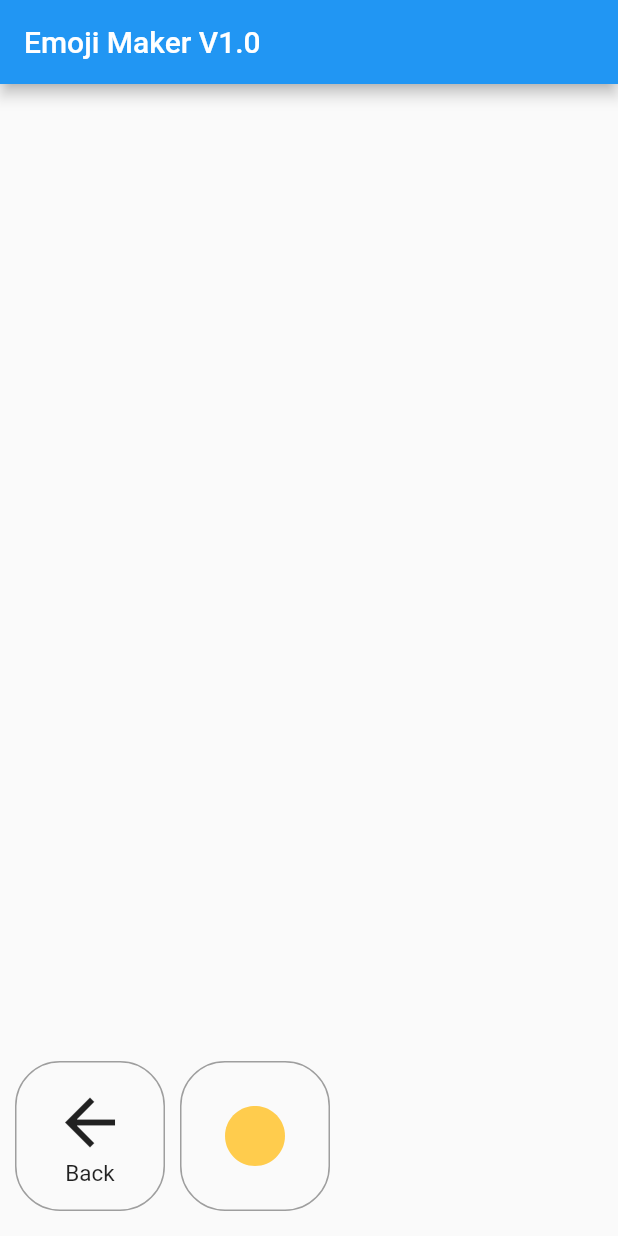
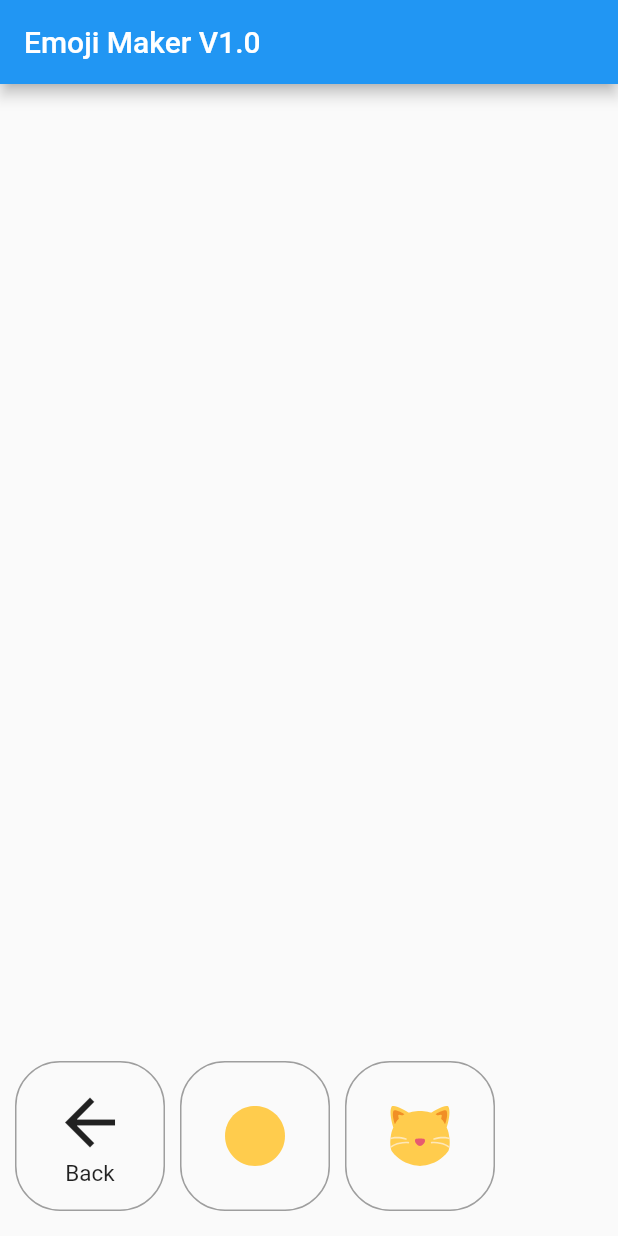
Before and after one commit to zackattack73/Flutter-Emoji-Maker, a Flutter app: the screen it shows after launch, after a tap on "Base", on a phone screen of 412 x 824 dp. Run offline on Flutter 3.47's test engine with Material 2 defaults, Android fonts, the phone set to English and light mode, and no system bars; our stand-ins replace flutter_svg.

```diff
--- a/lib/emoji.dart
+++ b/lib/emoji.dart
@@ -1,14 +1,10 @@
 import 'package:flutter/material.dart';
 
 class Emoji {
-  int ID; //ID Unique de l'image
   int type; //Type de l'emoji : 0 pour Base , 1 pour eyes, 2 pour mouth et 3 pour details
   String rawSVG; //SVG de l'Emoji
   int isFront; //SVG de l'Emoji
 
-  getID() {
-    return ID;
-  }
 
   getType() {
     return type;
@@ -22,5 +18,5 @@ class Emoji {
     return isFront;
   }
 
-  Emoji(this.ID, this.type, this.rawSVG, this.isFront);
+  Emoji(this.type, this.rawSVG, this.isFront);
 }
--- /dev/null
+++ b/lib/emojiDB.dart
@@ -0,0 +1,56 @@
+import 'package:flutter/material.dart';
+import 'package:flutter_svg/flutter_svg.dart';
+import 'package:emoji_maker/emoji.dart';
+
+List<Emoji> getData() {
+  List<Emoji> listEmoji = [];
+  // listEmoji.add(new Emoji(0, '''COPYME''',0));
+  // Type / RawSVG / Front (non utilisé)
+  // Type = Base / Eyes / Mouth / Details
+
+  //___________________________________________________BASE___________________________________________________________
+  // listEmoji.add(new Emoji(0, '''COPYME''',0));
+  listEmoji.add(new Emoji(0,
+      '''<path id="svg_1" d="m36,18c0,9.941 -8.059,18 -18,18s-18,-8.059 -18,-18s8.059,-18 18,-18s18,8.059 18,18" fill="#FFCC4D"/>''',
+      0));
+  listEmoji.add(new Emoji(0,
+      '''  <path id="svg_1" d="m35.734,19.929c-0.359,-3.269 -0.734,-4.929 -1.734,-6.929c0,0 3,-9 1,-12.7c-0.674,-1.246 -7.404,1.688 -10,3.7c0,0 -4,-0.998 -7,-0.998s-7,0.998 -7,0.998c-2.596,-2.012 -9.326,-4.946 -10,-3.7c-2,3.7 1,12.7 1,12.7c-1,2 -1.375,3.66 -1.734,6.929c-0.395,3.584 0.391,6.441 0.734,7.071c0.39,0.716 2.367,3.025 5,5c4,3 10,4 12,4s8,-1 12,-4c2.633,-1.975 4.61,-4.284 5,-5c0.343,-0.63 1.129,-3.487 0.734,-7.071z" fill="#FFCC4D"/>
+  <path id="svg_2" d="m18,19.5c3,0 3,0.5 3,1.5s-1.5,3 -3,3s-3,-2 -3,-3s-0.001,-1.5 3,-1.5z" fill="#E75A70"/>
+  <path id="svg_3" d="m2,3c0.447,-1.342 5.64,1 6.64,2c0,0 -4.64,3 -5.64,6c0,0 -2,-5 -1,-8zm32,0c-0.447,-1.342 -5.64,1 -6.64,2c0,0 4.64,3 5.64,6c0,0 2,-5 1,-8z" fill="#F18F26"/>
+  <path id="svg_4" d="m4.934,5.603c0,-1.414 6.066,1.397 5.066,2.397s-2,1.603 -3,2.603s-2.066,-4 -2.066,-5zm26.132,0c0,-1.414 -6.066,1.397 -5.066,2.397s2,1.603 3,2.603s2.066,-4 2.066,-5z" fill="#FFCC4D"/>
+  <path id="svg_5" d="m0.701,25c-0.148,0 -0.294,-0.065 -0.393,-0.19c-0.171,-0.217 -0.134,-0.531 0.083,-0.702c0.162,-0.127 4.02,-3.12 10.648,-2.605c0.275,0.02 0.481,0.261 0.46,0.536c-0.021,0.275 -0.257,0.501 -0.537,0.46c-6.233,-0.474 -9.915,2.366 -9.951,2.395c-0.093,0.071 -0.202,0.106 -0.31,0.106zm8.868,-4.663c-0.049,0 -0.1,-0.007 -0.149,-0.022c-4.79,-1.497 -8.737,-0.347 -8.777,-0.336c-0.265,0.081 -0.543,-0.07 -0.623,-0.335c-0.079,-0.265 0.071,-0.543 0.335,-0.622c0.173,-0.052 4.286,-1.247 9.362,0.338c0.264,0.083 0.411,0.363 0.328,0.627c-0.066,0.213 -0.263,0.35 -0.476,0.35zm25.73,4.663c0.148,0 0.294,-0.065 0.393,-0.19c0.171,-0.217 0.134,-0.531 -0.083,-0.702c-0.162,-0.127 -4.02,-3.12 -10.648,-2.605c-0.275,0.02 -0.481,0.261 -0.46,0.536c0.021,0.275 0.257,0.501 0.537,0.46c6.233,-0.474 9.915,2.366 9.951,2.395c0.093,0.071 0.202,0.106 0.31,0.106zm-8.868,-4.663c0.049,0 0.1,-0.007 0.149,-0.022c4.79,-1.497 8.737,-0.347 8.777,-0.336c0.265,0.081 0.543,-0.07 0.623,-0.335c0.079,-0.265 -0.071,-0.543 -0.335,-0.622c-0.173,-0.052 -4.286,-1.247 -9.362,0.338c-0.264,0.083 -0.411,0.363 -0.328,0.627c0.065,0.213 0.263,0.35 0.476,0.35z" fill="#FEE7B8"/>''',
+      0));
+
+
+  //___________________________________________________EYES___________________________________________________________
+  // listEmoji.add(new Emoji(1, '''COPYME''',0));
+  listEmoji.add(new Emoji(1,
+      '''<path fill="#DD2E44" d="m16.65,3.281c-0.859,-2.431 -3.524,-3.707 -5.956,-2.85c-1.476,0.52 -2.521,1.711 -2.928,3.104c-1.191,-0.829 -2.751,-1.1 -4.225,-0.58c-2.43,0.858 -3.708,3.525 -2.849,5.956c0.122,0.344 0.284,0.663 0.472,0.958c1.951,3.582 7.588,6.1 11.001,6.131c2.637,-2.167 5.446,-7.665 4.718,-11.677c-0.038,-0.348 -0.113,-0.698 -0.233,-1.042zm2.7,0c0.859,-2.431 3.525,-3.707 5.956,-2.85c1.476,0.52 2.521,1.711 2.929,3.104c1.191,-0.829 2.751,-1.1 4.225,-0.58c2.43,0.858 3.707,3.525 2.85,5.956c-0.123,0.344 -0.284,0.663 -0.473,0.958c-1.951,3.582 -7.588,6.1 -11.002,6.131c-2.637,-2.167 -5.445,-7.665 -4.717,-11.677c0.037,-0.348 0.112,-0.698 0.232,-1.042z"/>''',
+      0));
+  listEmoji.add(new Emoji(1, '''<ellipse fill="#664500" cx="12" cy="13.5" rx="2.5" ry="3.5" id="svg_2"/>
+  <ellipse fill="#664500" cx="24" cy="13.5" rx="2.5" ry="3.5" id="svg_3"/>''',0));
+  listEmoji.add(new Emoji(1, '''  <path id="svg_2" d="m1.24,11.018c0.24,0.239 1.438,0.957 1.677,1.675c0.24,0.717 0.72,4.784 2.158,5.981c1.483,1.232 7.077,0.774 8.148,0.24c2.397,-1.195 2.691,-4.531 3.115,-6.221c0.239,-0.957 1.677,-0.957 1.677,-0.957s1.438,0 1.678,0.956c0.424,1.691 0.72,5.027 3.115,6.221c1.072,0.535 6.666,0.994 8.151,-0.238c1.436,-1.197 1.915,-5.264 2.155,-5.982c0.238,-0.717 1.438,-1.435 1.677,-1.674c0.241,-0.239 0.241,-1.196 0,-1.436c-0.479,-0.478 -6.134,-0.904 -12.223,-0.239c-1.215,0.133 -1.677,0.478 -4.554,0.478c-2.875,0 -3.339,-0.346 -4.553,-0.478c-6.085,-0.666 -11.741,-0.24 -12.221,0.238c-0.239,0.239 -0.239,1.197 0,1.436z" fill="#292F33" clip-rule="evenodd" fill-rule="evenodd"/>''',0));
+
+  //___________________________________________________MOUTH___________________________________________________________
+  // listEmoji.add(new Emoji(2, '''COPYME''',0));
+  listEmoji.add(new Emoji(2,
+      '''<path fill="#664500" d="m18,21.849c-2.966,0 -4.935,-0.346 -7.369,-0.819c-0.557,-0.106 -1.638,0 -1.638,1.638c0,3.275 3.763,7.369 9.007,7.369s9.007,-4.094 9.007,-7.369c0,-1.638 -1.082,-1.745 -1.638,-1.638c-2.434,0.473 -4.402,0.819 -7.369,0.819"/>''',
+      0));
+  listEmoji.add(new Emoji(2,
+      '''  <path fill="#FFF" d="m25,21c2.209,0 4,1.791 4,4s-1.791,4 -4,4l-14,0c-2.209,0 -4,-1.791 -4,-4s1.791,-4 4,-4l14,0z" id="svg_4"/>
+  <path fill="#664500" d="m25,20l-14,0c-2.757,0 -5,2.243 -5,5s2.243,5 5,5l14,0c2.757,0 5,-2.243 5,-5s-2.243,-5 -5,-5zm0,2c1.483,0 2.71,1.084 2.949,2.5l-3.449,0l0,-2.5l0.5,0zm-1.5,0l0,2.5l-3,0l0,-2.5l3,0zm-4,0l0,2.5l-3,0l0,-2.5l3,0zm-4,0l0,2.5l-3,0l0,-2.5l3,0zm-4.5,0l0.5,0l0,2.5l-3.449,0c0.239,-1.416 1.466,-2.5 2.949,-2.5zm0,6c-1.483,0 -2.71,-1.084 -2.949,-2.5l3.449,0l0,2.5l-0.5,0zm1.5,0l0,-2.5l3,0l0,2.5l-3,0zm4,0l0,-2.5l3,0l0,2.5l-3,0zm4,0l0,-2.5l3,0l0,2.5l-3,0zm4.5,0l-0.5,0l0,-2.5l3.449,0c-0.239,1.416 -1.466,2.5 -2.949,2.5z" id="svg_5"/>''',
+      0));
+  listEmoji.add(new Emoji(2, '''  <path fill="#664500" d="m27.335,23.629c-0.178,-0.161 -0.444,-0.171 -0.635,-0.029c-0.039,0.029 -3.922,2.9 -8.7,2.9c-4.766,0 -8.662,-2.871 -8.7,-2.9c-0.191,-0.142 -0.457,-0.13 -0.635,0.029c-0.177,0.16 -0.217,0.424 -0.094,0.628c0.129,0.215 3.217,5.243 9.429,5.243s9.301,-5.028 9.429,-5.243c0.123,-0.205 0.084,-0.468 -0.094,-0.628z" id="svg_3"/>''',0));
+
+
+  //___________________________________________________DETAILS___________________________________________________________
+  // listEmoji.add(new Emoji(3, '''COPYME''',0));
+  listEmoji.add(new Emoji(3,
+      '''<path fill="#5DADEC" d="m23,23c6.211,0 13,4 13,9c0,4 -3,4 -3,4c-8,0 -1,-9 -10,-13z"/>''',
+      0));
+
+
+
+
+  return listEmoji;
+}
--- a/lib/main.dart
+++ b/lib/main.dart
@@ -1,6 +1,7 @@
 import 'package:flutter/material.dart';
 import 'package:flutter_svg/flutter_svg.dart';
 import 'package:emoji_maker/emoji.dart';
+import 'package:emoji_maker/emojiDB.dart';
 
 void main() => runApp(MyApp());
 
@@ -27,7 +28,6 @@ class MyHomePage extends StatefulWidget {
 }
 
 class _MyHomePageState extends State<MyHomePage> {
-
   List<Emoji> listEmoji = [];
   List<Emoji> listBase = [];
   List<Emoji> listEyes = [];
@@ -37,19 +37,8 @@ class _MyHomePageState extends State<MyHomePage> {
 
   void initState() {
     super.initState();
-    // listEmoji.add(new Emoji(0, 0, '''COPYME''',0));
-    listEmoji.add(new Emoji(0, 0,
-        '''<path id="svg_1" d="m36,18c0,9.941 -8.059,18 -18,18s-18,-8.059 -18,-18s8.059,-18 18,-18s18,8.059 18,18" fill="#FFCC4D"/>''',
-        0));
-    listEmoji.add(new Emoji(1, 1,
-        '''<path fill="#DD2E44" d="m16.65,3.281c-0.859,-2.431 -3.524,-3.707 -5.956,-2.85c-1.476,0.52 -2.521,1.711 -2.928,3.104c-1.191,-0.829 -2.751,-1.1 -4.225,-0.58c-2.43,0.858 -3.708,3.525 -2.849,5.956c0.122,0.344 0.284,0.663 0.472,0.958c1.951,3.582 7.588,6.1 11.001,6.131c2.637,-2.167 5.446,-7.665 4.718,-11.677c-0.038,-0.348 -0.113,-0.698 -0.233,-1.042zm2.7,0c0.859,-2.431 3.525,-3.707 5.956,-2.85c1.476,0.52 2.521,1.711 2.929,3.104c1.191,-0.829 2.751,-1.1 4.225,-0.58c2.43,0.858 3.707,3.525 2.85,5.956c-0.123,0.344 -0.284,0.663 -0.473,0.958c-1.951,3.582 -7.588,6.1 -11.002,6.131c-2.637,-2.167 -5.445,-7.665 -4.717,-11.677c0.037,-0.348 0.112,-0.698 0.232,-1.042z"/>''',
-        0));
-    listEmoji.add(new Emoji(2, 2,
-        '''<path fill="#664500" d="m18,21.849c-2.966,0 -4.935,-0.346 -7.369,-0.819c-0.557,-0.106 -1.638,0 -1.638,1.638c0,3.275 3.763,7.369 9.007,7.369s9.007,-4.094 9.007,-7.369c0,-1.638 -1.082,-1.745 -1.638,-1.638c-2.434,0.473 -4.402,0.819 -7.369,0.819"/>''',
-        0));
-    listEmoji.add(new Emoji(3, 3,
-        '''<path fill="#5DADEC" d="m23,23c6.211,0 13,4 13,9c0,4 -3,4 -3,4c-8,0 -1,-9 -10,-13z"/>''',
-        0));
+
+    listEmoji = getData();
 
     for (Emoji e in listEmoji) {
       if (e.getType() == 0) {
@@ -62,13 +51,10 @@ class _MyHomePageState extends State<MyHomePage> {
         listDetails.add(e);
       }
     }
-
   }
 
-
-
-
-  final String svgHeader = '''<svg width="36" height="36" xmlns="http://www.w3.org/2000/svg" xmlns:svg="http://www.w3.org/2000/svg">''';
+  final String svgHeader =
+      '''<svg width="36" height="36" xmlns="http://www.w3.org/2000/svg" xmlns:svg="http://www.w3.org/2000/svg">''';
   String svgBase = ''' ''';
   String svgEyes = ''' ''';
   String svgMouth = ''' ''';
@@ -87,7 +73,6 @@ class _MyHomePageState extends State<MyHomePage> {
 
   @override
   Widget build(BuildContext context) {
-
     return Scaffold(
       appBar: AppBar(
         title: Text(widget.title),
@@ -96,16 +81,15 @@ class _MyHomePageState extends State<MyHomePage> {
         Center(
             child: Column(
                 mainAxisAlignment: MainAxisAlignment.center,
-            children: <Widget>[
-              getSVG()
-          ])),
+                children: <Widget>[getSVG()])),
         Align(
             alignment: Alignment(1, 0.95),
             child: SizedBox(
-              width: MediaQuery.of(context).size.width-10,
+              width: MediaQuery.of(context).size.width - 10,
               height: 100,
               child: getMenu(),
-            )),]),
+            )),
+      ]),
     );
   }
 
@@ -126,9 +110,7 @@ class _MyHomePageState extends State<MyHomePage> {
               ),
               child: Center(
                   child: Column(
-                    children:
-                    getButton(index)
-                    ,
+                children: getButton(index),
               )),
             ),
             onTap: () {
@@ -138,15 +120,16 @@ class _MyHomePageState extends State<MyHomePage> {
             },
           );
         }),
-
       );
-    } else if (menu == 0) { // Base
+    } else if (menu == 0) {
+      // Base
       return GridView.count(
         scrollDirection: Axis.horizontal,
         crossAxisCount: 1,
         mainAxisSpacing: 10,
         crossAxisSpacing: 10,
-        children: List.generate(listBase.length+1, (index) { // +1 pour bouton back
+        children: List.generate(listBase.length + 1, (index) {
+          // +1 pour bouton back
           return new GestureDetector(
             child: Container(
               decoration: new BoxDecoration(
@@ -156,9 +139,9 @@ class _MyHomePageState extends State<MyHomePage> {
               ),
               child: Center(
                   child: Column(
-                    children:
-                        index == 0 ? getReturn() :
-                    getEmoji(index-1) // -1 car bouton back
+                children: index == 0
+                    ? getReturn()
+                    : getEmoji(index - 1) // -1 car bouton back
                 ,
               )),
             ),
@@ -169,20 +152,21 @@ class _MyHomePageState extends State<MyHomePage> {
                 });
               } else {
                 setState(() {
-                  svgBase = listBase[index-1].rawSVG;
+                  svgBase = listBase[index - 1].rawSVG;
                 });
               }
             },
           );
         }),
       );
-    } else if (menu == 1) { // Eyes
+    } else if (menu == 1) {
+      // Eyes
       return GridView.count(
         scrollDirection: Axis.horizontal,
         crossAxisCount: 1,
         mainAxisSpacing: 10,
         crossAxisSpacing: 10,
-        children: List.generate(listEyes.length+1, (index) {
+        children: List.generate(listEyes.length + 1, (index) {
           return new GestureDetector(
             child: Container(
               decoration: new BoxDecoration(
@@ -192,9 +176,9 @@ class _MyHomePageState extends State<MyHomePage> {
               ),
               child: Center(
                   child: Column(
-                    children:
-                    index == 0 ? getReturn() :
-                    getEmoji(index-1) // -1 car bouton back
+                children: index == 0
+                    ? getReturn()
+                    : getEmoji(index - 1) // -1 car bouton back
                 ,
               )),
             ),
@@ -205,20 +189,21 @@ class _MyHomePageState extends State<MyHomePage> {
                 });
               } else {
                 setState(() {
-                svgEyes = listEyes[index-1].rawSVG;
+                  svgEyes = listEyes[index - 1].rawSVG;
                 });
               }
             },
           );
         }),
       );
-    } else if (menu == 2) { // Mouth
+    } else if (menu == 2) {
+      // Mouth
       return GridView.count(
         scrollDirection: Axis.horizontal,
         crossAxisCount: 1,
         mainAxisSpacing: 10,
         crossAxisSpacing: 10,
-        children: List.generate(listMouth.length+1, (index) {
+        children: List.generate(listMouth.length + 1, (index) {
           return new GestureDetector(
             child: Container(
               decoration: new BoxDecoration(
@@ -228,9 +213,9 @@ class _MyHomePageState extends State<MyHomePage> {
               ),
               child: Center(
                   child: Column(
-                    children:
-                    index == 0 ? getReturn() :
-                    getEmoji(index-1) // -1 car bouton back
+                children: index == 0
+                    ? getReturn()
+                    : getEmoji(index - 1) // -1 car bouton back
                 ,
               )),
             ),
@@ -241,20 +226,21 @@ class _MyHomePageState extends State<MyHomePage> {
                 });
               } else {
                 setState(() {
-                svgMouth = listMouth[index-1].rawSVG;
+                  svgMouth = listMouth[index - 1].rawSVG;
                 });
               }
             },
           );
         }),
       );
-    } else if (menu == 3) { // Details
+    } else if (menu == 3) {
+      // Details
       return GridView.count(
         scrollDirection: Axis.horizontal,
         crossAxisCount: 1,
         mainAxisSpacing: 10,
         crossAxisSpacing: 10,
-        children: List.generate(listDetails.length+1, (index) {
+        children: List.generate(listDetails.length + 1, (index) {
           return new GestureDetector(
             child: Container(
               decoration: new BoxDecoration(
@@ -264,9 +250,9 @@ class _MyHomePageState extends State<MyHomePage> {
               ),
               child: Center(
                   child: Column(
-                    children:
-                    index == 0 ? getReturn() :
-                    getEmoji(index-1) // -1 car bouton back
+                children: index == 0
+                    ? getReturn()
+                    : getEmoji(index - 1) // -1 car bouton back
                 ,
               )),
             ),
@@ -285,20 +271,16 @@ class _MyHomePageState extends State<MyHomePage> {
         }),
       );
     }
-
-
-
   }
 
   List<Widget> getReturn() {
     List listings = new List<Widget>();
     listings.add(Spacer());
-      listings.add(Icon(Icons.arrow_back,size: 50));
+    listings.add(Icon(Icons.arrow_back, size: 50));
     listings.add(Text('Back', style: TextStyle(fontSize: 15)));
     listings.add(Spacer());
     return listings;
   }
-
 
   List<Widget> getEmoji(int index) {
     List listings = new List<Widget>();
@@ -347,13 +329,12 @@ class _MyHomePageState extends State<MyHomePage> {
     return listings;
   }
 
-
-
   List<Widget> getButton(int index) {
     List listings = new List<Widget>();
 
     if (index == 0) {
-      String svgBuild ='''<svg width="36" height="36" xmlns="http://www.w3.org/2000/svg" xmlns:svg="http://www.w3.org/2000/svg">
+      String svgBuild =
+          '''<svg width="36" height="36" xmlns="http://www.w3.org/2000/svg" xmlns:svg="http://www.w3.org/2000/svg">
  <g class="layer">
   <title>Layer 1</title>
   <path id="svg_1" d="m36,18c0,9.941 -8.059,18 -18,18s-18,-8.059 -18,-18s8.059,-18 18,-18s18,8.059 18,18" fill="#FFCC4D"/>
@@ -368,10 +349,9 @@ class _MyHomePageState extends State<MyHomePage> {
       listings.add(svg);
       listings.add(Text('Base', style: TextStyle(fontSize: 15)));
       listings.add(Spacer());
-
     } else if (index == 1) {
-
-      String svgBuild ='''<svg width="36" height="36" xmlns="http://www.w3.org/2000/svg" xmlns:svg="http://www.w3.org/2000/svg">
+      String svgBuild =
+          '''<svg width="36" height="36" xmlns="http://www.w3.org/2000/svg" xmlns:svg="http://www.w3.org/2000/svg">
  <g class="layer">
   <title>Layer 1</title>
   <path fill="#DD2E44" d="m16.65,3.281c-0.859,-2.431 -3.524,-3.707 -5.956,-2.85c-1.476,0.52 -2.521,1.711 -2.928,3.104c-1.191,-0.829 -2.751,-1.1 -4.225,-0.58c-2.43,0.858 -3.708,3.525 -2.849,5.956c0.122,0.344 0.284,0.663 0.472,0.958c1.951,3.582 7.588,6.1 11.001,6.131c2.637,-2.167 5.446,-7.665 4.718,-11.677c-0.038,-0.348 -0.113,-0.698 -0.233,-1.042zm2.7,0c0.859,-2.431 3.525,-3.707 5.956,-2.85c1.476,0.52 2.521,1.711 2.929,3.104c1.191,-0.829 2.751,-1.1 4.225,-0.58c2.43,0.858 3.707,3.525 2.85,5.956c-0.123,0.344 -0.284,0.663 -0.473,0.958c-1.951,3.582 -7.588,6.1 -11.002,6.131c-2.637,-2.167 -5.445,-7.665 -4.717,-11.677c0.037,-0.348 0.112,-0.698 0.232,-1.042z"/>
@@ -386,10 +366,9 @@ class _MyHomePageState extends State<MyHomePage> {
       listings.add(svg);
       listings.add(Text('Eyes', style: TextStyle(fontSize: 15)));
       listings.add(Spacer());
-
     } else if (index == 2) {
-
-      String svgBuild ='''<svg width="36" height="36" xmlns="http://www.w3.org/2000/svg" xmlns:svg="http://www.w3.org/2000/svg">
+      String svgBuild =
+          '''<svg width="36" height="36" xmlns="http://www.w3.org/2000/svg" xmlns:svg="http://www.w3.org/2000/svg">
  <g class="layer">
   <title>Layer 1</title>
   <path fill="#664500" d="m18,21.849c-2.966,0 -4.935,-0.346 -7.369,-0.819c-0.557,-0.106 -1.638,0 -1.638,1.638c0,3.275 3.763,7.369 9.007,7.369s9.007,-4.094 9.007,-7.369c0,-1.638 -1.082,-1.745 -1.638,-1.638c-2.434,0.473 -4.402,0.819 -7.369,0.819"/>
@@ -404,10 +383,9 @@ class _MyHomePageState extends State<MyHomePage> {
       listings.add(svg);
       listings.add(Text('Mouth', style: TextStyle(fontSize: 15)));
       listings.add(Spacer());
-
     } else if (index == 3) {
-
-      String svgBuild ='''<svg width="36" height="36" xmlns="http://www.w3.org/2000/svg" xmlns:svg="http://www.w3.org/2000/svg">
+      String svgBuild =
+          '''<svg width="36" height="36" xmlns="http://www.w3.org/2000/svg" xmlns:svg="http://www.w3.org/2000/svg">
  <g class="layer">
   <title>Layer 1</title>
   <path fill="#5DADEC" d="m23,23c6.211,0 13,4 13,9c0,4 -3,4 -3,4c-8,0 -1,-9 -10,-13z"/>
@@ -422,7 +400,6 @@ class _MyHomePageState extends State<MyHomePage> {
       listings.add(svg);
       listings.add(Text('Details', style: TextStyle(fontSize: 15)));
       listings.add(Spacer());
-
     }
 
     return listings;
```
Lines whose indentation alone changed are shown as unchanged.
